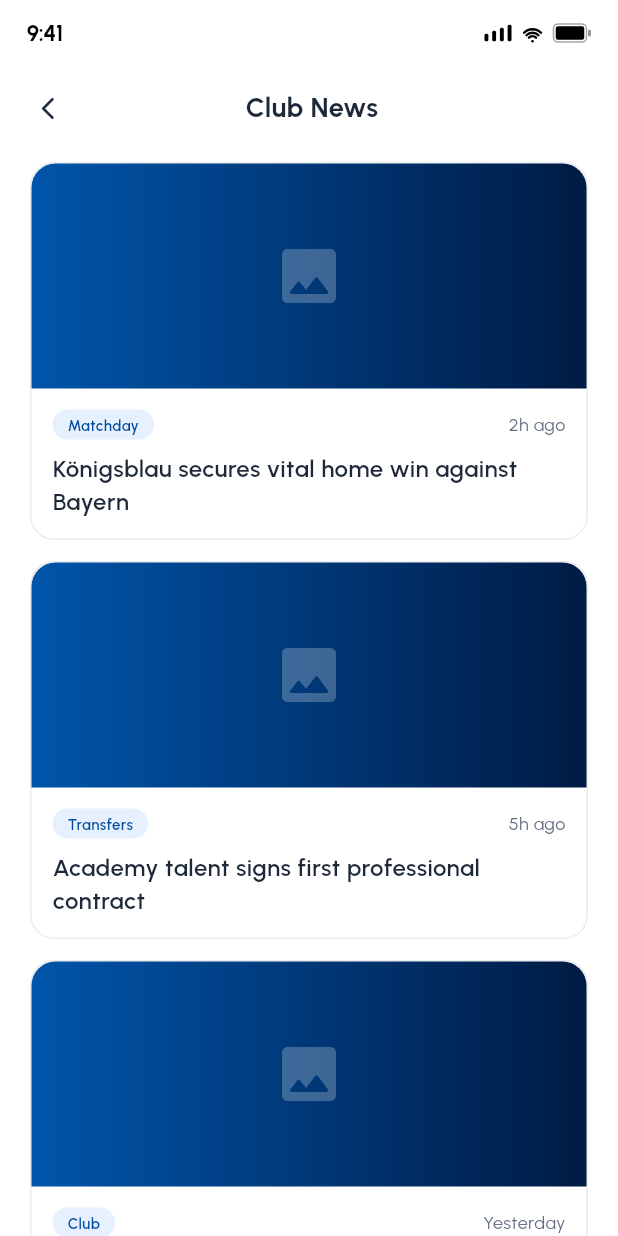
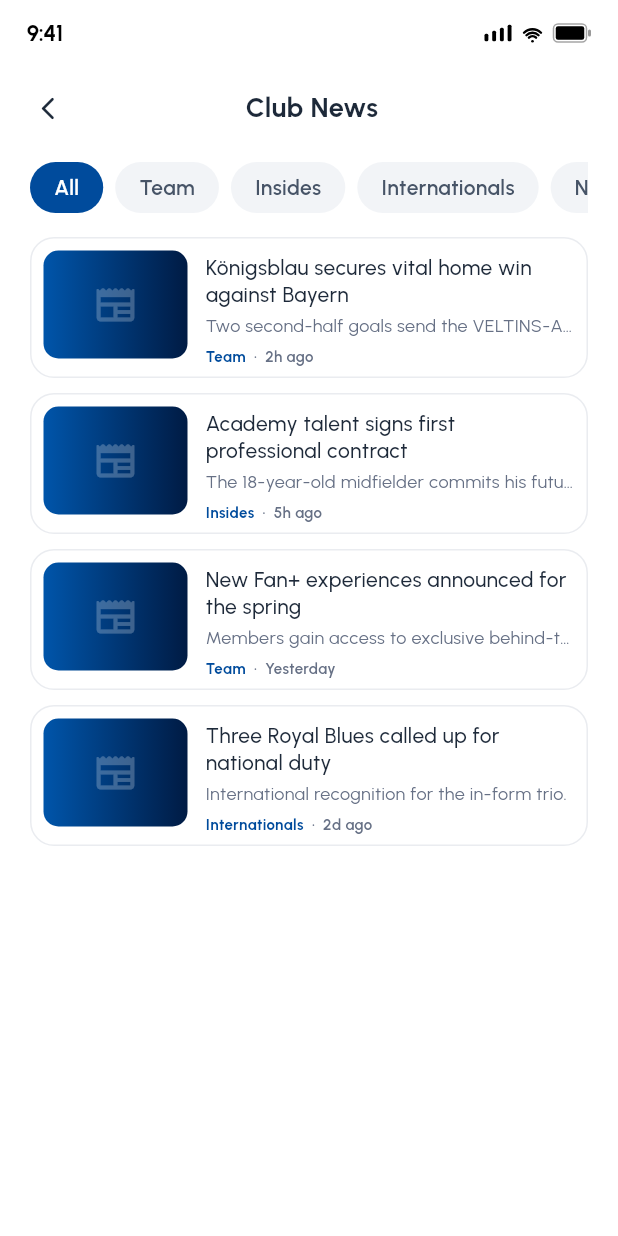
Before and after one commit to COREVIONLABS/EMBAapp-native, a Flutter app: the ClubNewsScreen screen opened directly, on a phone screen of 412 x 824 dp. Run offline on Flutter 3.47's test engine with Material 3 defaults, Android fonts, the phone set to English and light mode, and no system bars; our stand-ins replace flutter_svg.

```diff
--- a/lib/screens/club_news_screen.dart
+++ b/lib/screens/club_news_screen.dart
@@ -2,60 +2,124 @@ import 'package:flutter/material.dart';
 import '../theme/app_theme.dart';
 import '../widgets/app_widgets.dart';
 import '../widgets/sub_scaffold.dart';
+import 'news_detail_screen.dart';
 
-/// Club News (Figma 2162:5325).
-class ClubNewsScreen extends StatelessWidget {
+/// Club News (Figma 2162:5325) — category tabs + compact article rows.
+class ClubNewsScreen extends StatefulWidget {
   const ClubNewsScreen({super.key});
+  @override
+  State<ClubNewsScreen> createState() => _ClubNewsScreenState();
+}
 
-  static const _news = [
-    ('Matchday', 'Königsblau secures vital home win against Bayern', '2h ago'),
-    ('Transfers', 'Academy talent signs first professional contract', '5h ago'),
-    ('Club', 'New Fan+ experiences announced for the spring', 'Yesterday'),
-    ('Community', 'Knappenkids visit the Knappenschmiede academy', '2d ago'),
+class _ClubNewsScreenState extends State<ClubNewsScreen> {
+  int _tab = 0;
+  static const _tabs = ['All', 'Team', 'Insides', 'Internationals', 'Next'];
+
+  static const _news = <NewsArticle>[
+    NewsArticle('Team', 'Königsblau secures vital home win against Bayern',
+        'Two second-half goals send the VELTINS-Arena into raptures.', '2h ago', [
+      'Under the floodlights of the VELTINS-Arena, Schalke delivered one of the performances of the season, overturning an early deficit to beat Bayern Munich 3-1 in front of a sold-out home crowd.',
+      'The turning point came just after the hour mark, when a driving run down the left unlocked the visitors’ defence and set up the equaliser. From there, the Royal Blues never looked back.',
+      'The three points lift Schalke into the upper half of the table and provide a timely boost ahead of a demanding run of fixtures.',
+    ]),
+    NewsArticle('Insides', 'Academy talent signs first professional contract',
+        'The 18-year-old midfielder commits his future to the club.', '5h ago', [
+      'A product of the famed Knappenschmiede academy has put pen to paper on his first professional deal, tying him to the club until 2029.',
+      'The midfielder has been a standout in the youth ranks and trained regularly with the first team this season.',
+    ]),
+    NewsArticle('Team', 'New Fan+ experiences announced for the spring',
+        'Members gain access to exclusive behind-the-scenes events.', 'Yesterday', [
+      'The club has unveiled a fresh slate of Fan+ experiences, including training-ground visits, player meet-and-greets and priority access to matchday hospitality.',
+      'Fan+ members will be the first to book, with general availability opening the following week.',
+    ]),
+    NewsArticle('Internationals', 'Three Royal Blues called up for national duty',
+        'International recognition for the in-form trio.', '2d ago', [
+      'Three members of the squad have received call-ups for the upcoming international window, a reflection of their strong club form.',
+      'The club wishes them well and looks forward to welcoming them back ahead of the next league fixture.',
+    ]),
   ];
 
   @override
   Widget build(BuildContext context) {
+    final list = _tab == 0 ? _news : _news.where((n) => n.category == _tabs[_tab]).toList();
     return SubScaffold(
       title: 'Club News',
       children: [
-        for (final n in _news)
+        SizedBox(
+          height: 34,
+          child: ListView.separated(
+            scrollDirection: Axis.horizontal,
+            itemCount: _tabs.length,
+            separatorBuilder: (_, __) => const SizedBox(width: 8),
+            itemBuilder: (_, i) => GestureDetector(
+              onTap: () => setState(() => _tab = i),
+              child: Container(
+                padding: const EdgeInsets.symmetric(horizontal: 16, vertical: 7),
+                decoration: BoxDecoration(
+                    color: i == _tab ? AppColors.brandPrimary : AppColors.surfaceMinimal,
+                    borderRadius: BorderRadius.circular(AppRadii.pill)),
+                child: Text(_tabs[i],
+                    style: AppText.body2.copyWith(
+                        color: i == _tab ? Colors.white : AppColors.textNormal, fontWeight: FontWeight.w600)),
+              ),
+            ),
+          ),
+        ),
+        const SizedBox(height: 16),
+        if (list.isEmpty)
           Padding(
-            padding: const EdgeInsets.only(bottom: 14),
-            child: SurfaceCard(
-              padding: EdgeInsets.zero,
+            padding: const EdgeInsets.only(top: 60),
+            child: Center(child: Text('No articles in this category yet.', style: AppText.body2.copyWith(color: AppColors.textLight))),
+          )
+        else
+          for (final n in list) ...[_NewsRow(n), const SizedBox(height: 10)],
+      ],
+    );
+  }
+}
+
+class _NewsRow extends StatelessWidget {
+  final NewsArticle n;
+  const _NewsRow(this.n);
+  @override
+  Widget build(BuildContext context) {
+    return SurfaceCard(
+      padding: const EdgeInsets.all(8),
+      onTap: () => Navigator.of(context).push(MaterialPageRoute(builder: (_) => NewsDetailScreen(article: n))),
+      child: Row(
+        crossAxisAlignment: CrossAxisAlignment.start,
+        children: [
+          Container(
+            width: 96,
+            height: 72,
+            decoration: BoxDecoration(
+              gradient: const LinearGradient(colors: AppColors.pointsGradient),
+              borderRadius: BorderRadius.circular(10),
+            ),
+            child: const Icon(Icons.newspaper_rounded, color: Colors.white24, size: 30),
+          ),
+          const SizedBox(width: 12),
+          Expanded(
             child: Column(
               crossAxisAlignment: CrossAxisAlignment.start,
               children: [
-                  Container(
-                    height: 150,
-                    width: double.infinity,
-                    decoration: const BoxDecoration(
-                      gradient: LinearGradient(colors: AppColors.pointsGradient),
-                      borderRadius: BorderRadius.vertical(top: Radius.circular(AppRadii.tile)),
-                    ),
-                    child: const Center(child: Icon(Icons.image_rounded, color: Colors.white24, size: 48)),
-                  ),
-                  Padding(
-                    padding: const EdgeInsets.all(14),
-                    child: Column(
-                      crossAxisAlignment: CrossAxisAlignment.start,
-                      children: [
+                const SizedBox(height: 2),
+                Text(n.title,
+                    maxLines: 2,
+                    overflow: TextOverflow.ellipsis,
+                    style: AppText.body2.copyWith(color: AppColors.textDarker, height: 1.25)),
+                const SizedBox(height: 4),
+                Text(n.teaser, maxLines: 1, overflow: TextOverflow.ellipsis, style: AppText.body3Regular),
+                const SizedBox(height: 6),
                 Row(children: [
-                          Pill(color: AppColors.brandLightest, child: Text(n.$1, style: AppText.caption1.copyWith(color: AppColors.brandPrimary))),
-                          const Spacer(),
-                          Text(n.$3, style: AppText.body3Regular),
+                  Text(n.category, style: AppText.caption1.copyWith(color: AppColors.brandPrimary, fontWeight: FontWeight.w700)),
+                  Text('  ·  ${n.date}', style: AppText.caption1.copyWith(color: AppColors.textLight)),
                 ]),
-                        const SizedBox(height: 8),
-                        Text(n.$2, style: AppText.label2.copyWith(color: AppColors.textDarker)),
               ],
             ),
           ),
         ],
       ),
-            ),
-          ),
-      ],
     );
   }
 }
```
Also changed, not shown: lib/screens/home_matchday.dart (+17 -1 lines), lib/screens/my_tickets_screen.dart (added, +113 -0 lines), lib/screens/news_detail_screen.dart (added, +94 -0 lines), lib/screens/search_screen.dart (added, +157 -0 lines), lib/screens/tickets_screen.dart (+18 -0 lines), lib/widgets/qr_code.dart (added, +64 -0 lines). Lines whose indentation alone changed are shown as unchanged.
